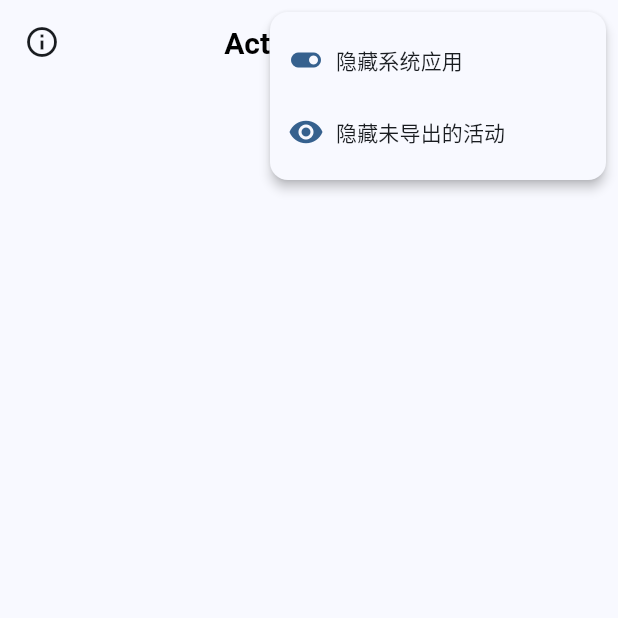
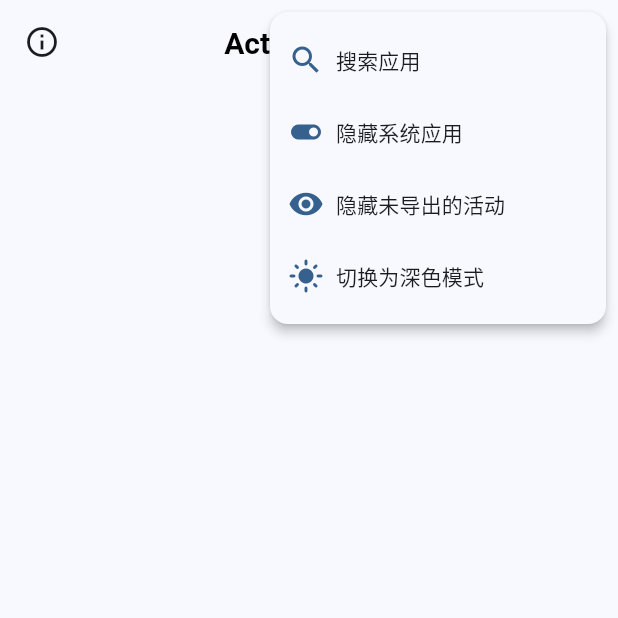
Before and after one commit to caochuankuan/activity-explorer, a Flutter app: the screen it shows after launch, after a tap on the "filter alt" icon, on a phone screen of 412 x 824 dp, the top half of it. Run offline on Flutter 3.47's test engine with Material 3 defaults, Android fonts, the light colour scheme and no system bars.

Commit message:
feat: 增加搜索功能

```diff
--- a/lib/main.dart
+++ b/lib/main.dart
@@ -78,6 +78,8 @@ class _AppActivityExplorerState extends State<AppActivityExplorer> {
   int currentPage = 0;
   final int pageSize = 50;
   Set<String> expandedTiles = {};
+  String searchQuery = '';
+  bool isSearching = false;
 
   @override
   void initState() {
@@ -144,7 +146,7 @@ class _AppActivityExplorerState extends State<AppActivityExplorer> {
     });
   }
 
-  Future<void> _launchActivity(String packageName, String activityName) async {
+  Future<void> _launchActivity(String packageName, String activityName, bool exported) async {
     try {
       await platform.invokeMethod('launchActivity', {
         'packageName': packageName,
@@ -159,50 +161,79 @@ class _AppActivityExplorerState extends State<AppActivityExplorer> {
   Widget build(BuildContext context) {
     return Scaffold(
       appBar: AppBar(
-        leading: IconButton(onPressed: () {
-          // 关于页面
+        leading: IconButton(
+          onPressed: () {
             showAboutDialog(
                 context: context,
-            applicationIcon: Image.asset("assets/app_icon.png", width: 80, height: 80),
+                applicationIcon:
+                    Image.asset("assets/app_icon.png", width: 80, height: 80),
                 applicationName: 'Activity 探索',
                 applicationVersion: '1.0.0',
                 children: [
                   GestureDetector(
                     child: Text('联系方式：酷安@于逸风'),
                     onTap: () {
-                  Clipboard.setData(ClipboardData(text: 'http://www.coolapk.com/u/852927'));
-                  // 提示信息
-                  ScaffoldMessenger.of(context).showSnackBar(SnackBar(content: Text('已复制到剪贴板')));
+                      Clipboard.setData(ClipboardData(
+                          text: 'http://www.coolapk.com/u/852927'));
+                      ScaffoldMessenger.of(context)
+                          .showSnackBar(SnackBar(content: Text('已复制到剪贴板')));
                     },
                   ),
                   const Text(''),
                   GestureDetector(
                     onTap: () {
-                  Clipboard.setData(ClipboardData(text: 'https://github.com/chuankuan0213/activity-explorer'));
-                  // 提示信息
-                  ScaffoldMessenger.of(context).showSnackBar(SnackBar(content: Text('已复制到剪贴板')));
+                      Clipboard.setData(ClipboardData(
+                          text:
+                              'https://github.com/chuankuan0213/activity-explorer'));
+                      ScaffoldMessenger.of(context)
+                          .showSnackBar(SnackBar(content: Text('已复制到剪贴板')));
                     },
-                child: Text('项目开源地址(Gitlab): https://gitlab.com/chuankuan0213/activity-explorer'),
+                    child: Text(
+                        '项目开源地址(Gitlab): https://gitlab.com/chuankuan0213/activity-explorer'),
                   ),
-            ]
-          );
-        }, icon: const Icon(Icons.info_outlined)),
-        title: const Text('Activity 探索'),
+                ]);
+          },
+          icon: const Icon(Icons.info_outlined),
+        ),
+        title: isSearching
+            ? TextField(
+                onChanged: (value) {
+                  setState(() {
+                    searchQuery = value;
+                  });
+                },
+                style: TextStyle(
+                    color: Theme.of(context).textTheme.bodyLarge?.color),
+                decoration: InputDecoration(
+                  hintText: '请输入搜索应用',
+                  border: OutlineInputBorder(
+                    borderRadius: BorderRadius.circular(12),
+                    borderSide: BorderSide(
+                      color: Theme.of(context).colorScheme.primary,
+                      width: 1.5,
+                    ),
+                  ),
+                  focusedBorder: OutlineInputBorder(
+                    borderRadius: BorderRadius.circular(12),
+                    borderSide: BorderSide(
+                      color: Theme.of(context).colorScheme.primary,
+                      width: 2,
+                    ),
+                  ),
+                  suffixIcon: IconButton(
+                    icon: Icon(Icons.close),
+                    onPressed: () {
+                      setState(() {
+                        isSearching = false;
+                        searchQuery = '';
+                      });
+                    },
+                  ),
+                ),
+              )
+            : const Text('Activity 探索'),
         centerTitle: true,
         actions: [
-          IconButton(
-            icon: Icon(
-              widget.currentThemeMode == ThemeMode.dark
-                  ? Icons.dark_mode
-                  : Icons.light_mode,
-            ),
-            onPressed: () {
-              final newMode = widget.currentThemeMode == ThemeMode.dark
-                  ? ThemeMode.light
-                  : ThemeMode.dark;
-              widget.onThemeModeChanged(newMode);
-            },
-          ),
           PopupMenuButton<String>(
             onSelected: (value) {
               if (value == 'toggleSystemApps') {
@@ -218,6 +249,16 @@ class _AppActivityExplorerState extends State<AppActivityExplorer> {
                   visibleActivities.clear();
                 });
                 allActivities.keys.forEach(_filterActivities);
+              } else if (value == 'toggleThemeMode') {
+                final newMode = widget.currentThemeMode == ThemeMode.dark
+                    ? ThemeMode.light
+                    : ThemeMode.dark;
+                widget.onThemeModeChanged(newMode);
+              } else if (value == 'toggleSearch') {
+                setState(() {
+                  isSearching = !isSearching;
+                  searchQuery = '';
+                });
               }
             },
             icon: const Icon(Icons.filter_alt_outlined),
@@ -226,6 +267,19 @@ class _AppActivityExplorerState extends State<AppActivityExplorer> {
             ),
             color: Theme.of(context).colorScheme.surface,
             itemBuilder: (context) => [
+              PopupMenuItem(
+                value: 'toggleSearch',
+                child: Row(
+                  children: [
+                    Icon(
+                      Icons.search,
+                      color: Theme.of(context).colorScheme.primary,
+                    ),
+                    const SizedBox(width: 8),
+                    Text(isSearching ? '关闭搜索' : '搜索应用'),
+                  ],
+                ),
+              ),
               PopupMenuItem(
                 value: 'toggleSystemApps',
                 child: Row(
@@ -262,6 +316,25 @@ class _AppActivityExplorerState extends State<AppActivityExplorer> {
                   ],
                 ),
               ),
+              PopupMenuItem(
+                value: 'toggleThemeMode',
+                child: Row(
+                  children: [
+                    Icon(
+                      widget.currentThemeMode == ThemeMode.dark
+                          ? Icons.dark_mode
+                          : Icons.light_mode,
+                      color: Theme.of(context).colorScheme.primary,
+                    ),
+                    const SizedBox(width: 8),
+                    Text(
+                      widget.currentThemeMode == ThemeMode.dark
+                          ? '切换为浅色模式'
+                          : '切换为深色模式',
+                    ),
+                  ],
+                ),
+              ),
             ],
           ),
         ],
@@ -284,6 +357,11 @@ class _AppActivityExplorerState extends State<AppActivityExplorer> {
             final app = apps[index];
             final packageName = app['packageName'];
             final isExpanded = expandedTiles.contains(packageName);
+            if (!app['appName']
+                .toLowerCase()
+                .contains(searchQuery.toLowerCase())) {
+              return Container(); // 不显示不符合条件的应用
+            }
             return Card(
               margin: const EdgeInsets.symmetric(horizontal: 8, vertical: 4),
               color: isExpanded
@@ -327,7 +405,7 @@ class _AppActivityExplorerState extends State<AppActivityExplorer> {
                         ),
                         trailing: const Icon(Icons.arrow_forward),
                         onTap: () {
-                          _launchActivity(packageName, activity['name']);
+                          _launchActivity(packageName, activity['name'], activity['exported']);
                         },
                       );
                     }).toList() ??
```
Lines whose indentation alone changed are shown as unchanged.
